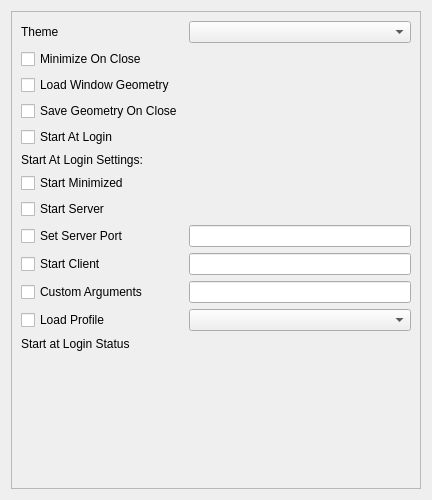
The window that qt/OpenRGBSettingsPage.ui (CalcProgrammer1/OpenRGB) describes before a commit, drawn with Qt 5.
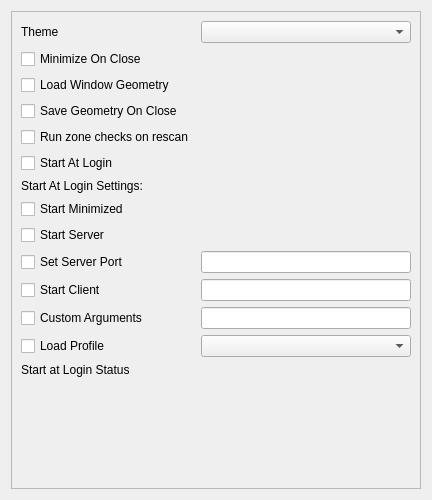
The same window after the commit.

Commit message: Prompt users to resize or setup zones. #1407

```diff
--- a/qt/OpenRGBSettingsPage.ui
+++ b/qt/OpenRGBSettingsPage.ui
@@ -24,120 +24,48 @@
        <rect>
         <x>0</x>
         <y>0</y>
-        <width>412</width>
-        <height>480</height>
+        <width>449</width>
+        <height>574</height>
        </rect>
       </property>
       <layout class="QGridLayout" name="gridLayout_3">
-       <item row="5" column="0">
-        <widget class="QCheckBox" name="CheckboxSaveGeometry">
-         <property name="text">
-          <string>Save Geometry On Close</string>
-         </property>
-        </widget>
-       </item>
-       <item row="13" column="0">
-        <widget class="QCheckBox" name="CheckboxAutoStartProfile">
-         <property name="text">
-          <string>Load Profile</string>
-         </property>
-        </widget>
-       </item>
-       <item row="12" column="1">
-        <widget class="QLineEdit" name="TextCustomArgs"/>
-       </item>
-       <item row="2" column="1">
-        <widget class="QComboBox" name="ComboBoxTheme"/>
-       </item>
-       <item row="10" column="1">
-        <widget class="QLineEdit" name="TextServerPort">
-         <property name="inputMask">
-          <string>90000</string>
-         </property>
-         <property name="text">
-          <string/>
-         </property>
-         <property name="placeholderText">
-          <string/>
-         </property>
-        </widget>
-       </item>
-       <item row="3" column="0">
-        <widget class="QCheckBox" name="CheckboxMinimizeOnClose">
-         <property name="text">
-          <string>Minimize On Close</string>
-         </property>
-        </widget>
-       </item>
-       <item row="7" column="0">
-        <widget class="QLabel" name="AutoStartLabel">
-         <property name="text">
-          <string>Start At Login Settings:</string>
-         </property>
-        </widget>
-       </item>
-       <item row="10" column="0">
+       <item row="11" column="0">
         <widget class="QCheckBox" name="CheckboxAutoStartSetServerPort">
          <property name="text">
           <string>Set Server Port</string>
          </property>
         </widget>
        </item>
-       <item row="2" column="0">
-        <widget class="QLabel" name="ThemeLabel">
-         <property name="text">
-          <string>Theme</string>
-         </property>
-        </widget>
-       </item>
-       <item row="6" column="0">
+       <item row="7" column="0">
         <widget class="QCheckBox" name="CheckboxAutoStart">
          <property name="text">
           <string>Start At Login</string>
          </property>
         </widget>
        </item>
-       <item row="12" column="0">
-        <widget class="QCheckBox" name="CheckboxAutoStartCustom">
-         <property name="text">
-          <string>Custom Arguments</string>
-         </property>
-        </widget>
-       </item>
        <item row="8" column="0">
-        <widget class="QCheckBox" name="CheckboxAutoStartMinimized">
+        <widget class="QLabel" name="AutoStartLabel">
          <property name="text">
-          <string>Start Minimized</string>
+          <string>Start At Login Settings:</string>
          </property>
         </widget>
        </item>
        <item row="14" column="0">
-        <widget class="QLabel" name="AutoStartStatusLabel">
+        <widget class="QCheckBox" name="CheckboxAutoStartProfile">
          <property name="text">
-          <string>Start at Login Status</string>
-         </property>
-        </widget>
-       </item>
-       <item row="11" column="1">
-        <widget class="QLineEdit" name="TextClientHost"/>
-       </item>
-       <item row="11" column="0">
-        <widget class="QCheckBox" name="CheckboxAutoStartClient">
-         <property name="text">
-          <string>Start Client</string>
+          <string>Load Profile</string>
          </property>
         </widget>
        </item>
        <item row="13" column="1">
+        <widget class="QLineEdit" name="TextCustomArgs"/>
+       </item>
+       <item row="12" column="1">
+        <widget class="QLineEdit" name="TextClientHost"/>
+       </item>
+       <item row="14" column="1">
         <widget class="QComboBox" name="ComboBoxAutoStartProfile"/>
        </item>
-       <item row="9" column="0">
-        <widget class="QCheckBox" name="CheckboxAutoStartServer">
-         <property name="text">
-          <string>Start Server</string>
-         </property>
-        </widget>
-       </item>
        <item row="4" column="0">
         <widget class="QCheckBox" name="CheckboxLoadGeometry">
          <property name="text">
@@ -146,6 +74,20 @@
         </widget>
        </item>
        <item row="15" column="0">
+        <widget class="QLabel" name="AutoStartStatusLabel">
+         <property name="text">
+          <string>Start at Login Status</string>
+         </property>
+        </widget>
+       </item>
+       <item row="10" column="0">
+        <widget class="QCheckBox" name="CheckboxAutoStartServer">
+         <property name="text">
+          <string>Start Server</string>
+         </property>
+        </widget>
+       </item>
+       <item row="16" column="0">
         <spacer name="verticalSpacer">
          <property name="orientation">
           <enum>Qt::Vertical</enum>
@@ -161,6 +103,71 @@
          </property>
         </spacer>
        </item>
+       <item row="2" column="1">
+        <widget class="QComboBox" name="ComboBoxTheme"/>
+       </item>
+       <item row="13" column="0">
+        <widget class="QCheckBox" name="CheckboxAutoStartCustom">
+         <property name="text">
+          <string>Custom Arguments</string>
+         </property>
+        </widget>
+       </item>
+       <item row="12" column="0">
+        <widget class="QCheckBox" name="CheckboxAutoStartClient">
+         <property name="text">
+          <string>Start Client</string>
+         </property>
+        </widget>
+       </item>
+       <item row="9" column="0">
+        <widget class="QCheckBox" name="CheckboxAutoStartMinimized">
+         <property name="text">
+          <string>Start Minimized</string>
+         </property>
+        </widget>
+       </item>
+       <item row="5" column="0">
+        <widget class="QCheckBox" name="CheckboxSaveGeometry">
+         <property name="text">
+          <string>Save Geometry On Close</string>
+         </property>
+        </widget>
+       </item>
+       <item row="2" column="0">
+        <widget class="QLabel" name="ThemeLabel">
+         <property name="text">
+          <string>Theme</string>
+         </property>
+        </widget>
+       </item>
+       <item row="3" column="0">
+        <widget class="QCheckBox" name="CheckboxMinimizeOnClose">
+         <property name="text">
+          <string>Minimize On Close</string>
+         </property>
+        </widget>
+       </item>
+       <item row="11" column="1">
+        <widget class="QLineEdit" name="TextServerPort">
+         <property name="inputMask">
+          <string>90000</string>
+         </property>
+         <property name="text">
+          <string/>
+         </property>
+         <property name="placeholderText">
+          <string/>
+         </property>
+        </widget>
+       </item>
+       <item row="6" column="0">
+        <widget class="QCheckBox" name="CheckboxRunZoneChecks">
+         <property name="text">
+          <string>Run zone checks on rescan</string>
+         </property>
+        </widget>
+       </item>
       </layout>
      </widget>
     </widget>
```
The commit also changes 8 other files.
